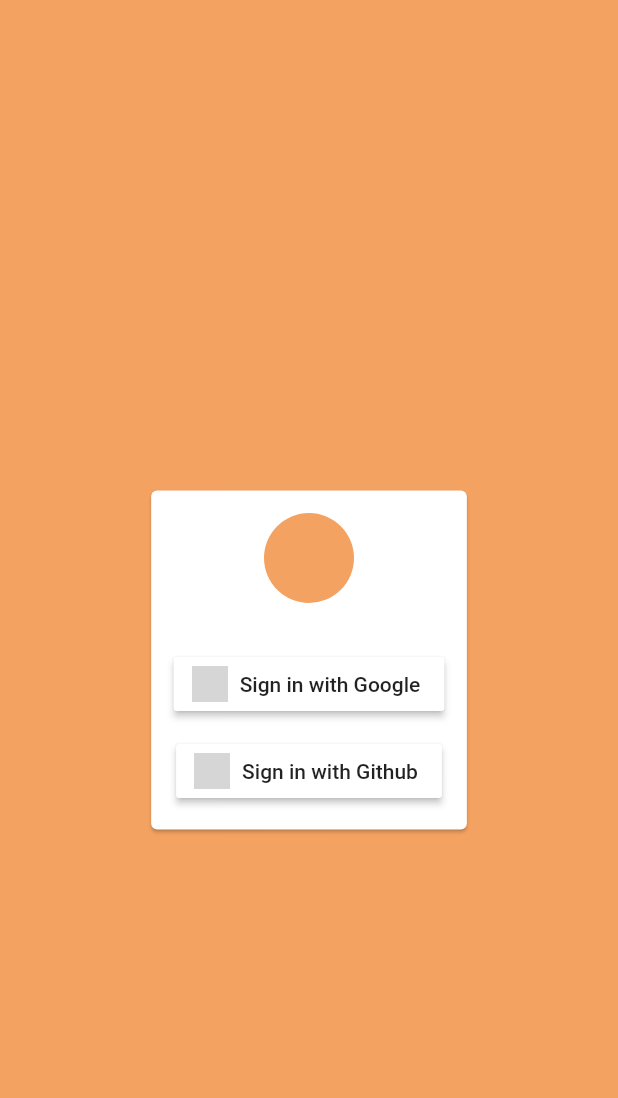
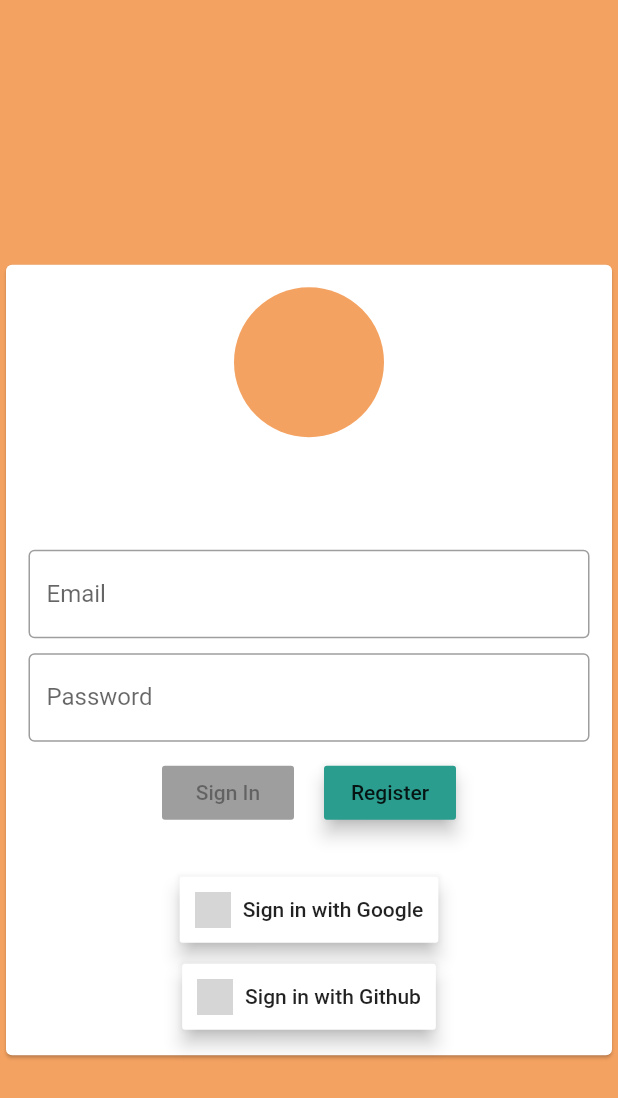
Before and after one commit to apomalyn/didactic-potato-UI, a Flutter app: the screen it shows after launch, after a tap on "Sign In", on a phone screen of 412 x 824 dp. Shown: the top 1098 px of the screen. Run offline on Flutter 3.47's test engine with Material 2 defaults, Android fonts, the phone set to English and light mode, and no system bars; grey boxes are pictures that could not be loaded.

Commit message:
Adding email/password option

```diff
--- a/lib/ui/views/signin_view.dart
+++ b/lib/ui/views/signin_view.dart
@@ -4,8 +4,15 @@ import 'package:flutter/material.dart';
 /// COLORS
 import 'package:UI/ui/utils/theme.dart' as AppColor;
 
+class SignInView extends StatefulWidget {
+  @override
+  _SignInState createState() => _SignInState();
+}
 
-class SignInView extends StatelessWidget {
+class _SignInState extends State<SignInView> {
+  final _formKey = GlobalKey<FormState>();
+  bool _enableBtn = false;
+
   @override
   Widget build(BuildContext context) {
     return Scaffold(
@@ -23,11 +30,58 @@ class SignInView extends StatelessWidget {
               mainAxisAlignment: MainAxisAlignment.center,
               children: <Widget>[
                 Container(
-                  width: 60,
-                  height: 60,
+                  width: 100,
+                  height: 100,
                   decoration: BoxDecoration(
-                      shape: BoxShape.circle,
-                      color: AppColor.sandy),
+                      shape: BoxShape.circle, color: AppColor.sandy),
+                ),
+                SizedBox(height: 75),
+                Form(
+                  key: _formKey,
+                  onChanged: () => setState(
+                      () => _enableBtn = _formKey.currentState.validate()),
+                  child: Container(
+                    width: 400,
+                    child: Column(
+                      children: <Widget>[
+                        TextFormField(
+                          decoration: InputDecoration(
+                            border: OutlineInputBorder(),
+                            labelText: 'Email',
+                          ),
+                          validator: _validateEmail,
+                        ),
+                        SizedBox(height: 10),
+                        TextFormField(
+                          obscureText: true,
+                          decoration: InputDecoration(
+                            border: OutlineInputBorder(),
+                            labelText: 'Password',
+                          ),
+                          validator: _validatePassword,
+                        ),
+                        SizedBox(height: 10),
+                        Row(
+                          mainAxisSize: MainAxisSize.min,
+                          children: <Widget>[
+                            RaisedButton(
+                              child: Text('Sign In'),
+                              color: AppColor.persian,
+                              onPressed: _enableBtn ? () {} : null,
+                              elevation: 5,
+                            ),
+                            SizedBox(width: 20),
+                            RaisedButton(
+                              child: Text('Register'),
+                              color: AppColor.persian,
+                              elevation: 5,
+                              onPressed: () {},
+                            )
+                          ],
+                        )
+                      ],
+                    ),
+                  ),
                 ),
                 SizedBox(height: 30),
                 _buildSignInWithButton('Google'),
@@ -41,20 +95,30 @@ class SignInView extends StatelessWidget {
     );
   }
 
-  Widget _buildButton(String title) {
-    return RaisedButton(
-      color: AppColor.persian,
-      onPressed: () {},
-      child: Text(title),
-    );
-  }
-
   Widget _buildSignInWithButton(String company) {
     return RaisedButton.icon(
         onPressed: () {},
         icon: ImageIcon(
             AssetImage('assets/images/${company.toLowerCase()}_logo.png')),
         label: Text("Sign in with $company"),
-        color: Colors.white);
+        color: Colors.white,
+      padding: EdgeInsets.all(10),
+      elevation: 5,
+    );
+  }
+
+  String _validateEmail(String value) {
+    RegExp regExp =
+        RegExp(r'([a-zA-Z0-9_\-\.]+)@([a-zA-Z0-9_\-\.]+)\.([a-zA-Z]{2,5})');
+
+    if (value.length == 0)
+      return 'Please enter your email.';
+    else if (!regExp.hasMatch(value)) return 'Please enter a valid email.';
+    return null;
+  }
+
+  String _validatePassword(String value) {
+    if (value.length == 0) return 'Please enter your password.';
+    return null;
   }
 }
```
